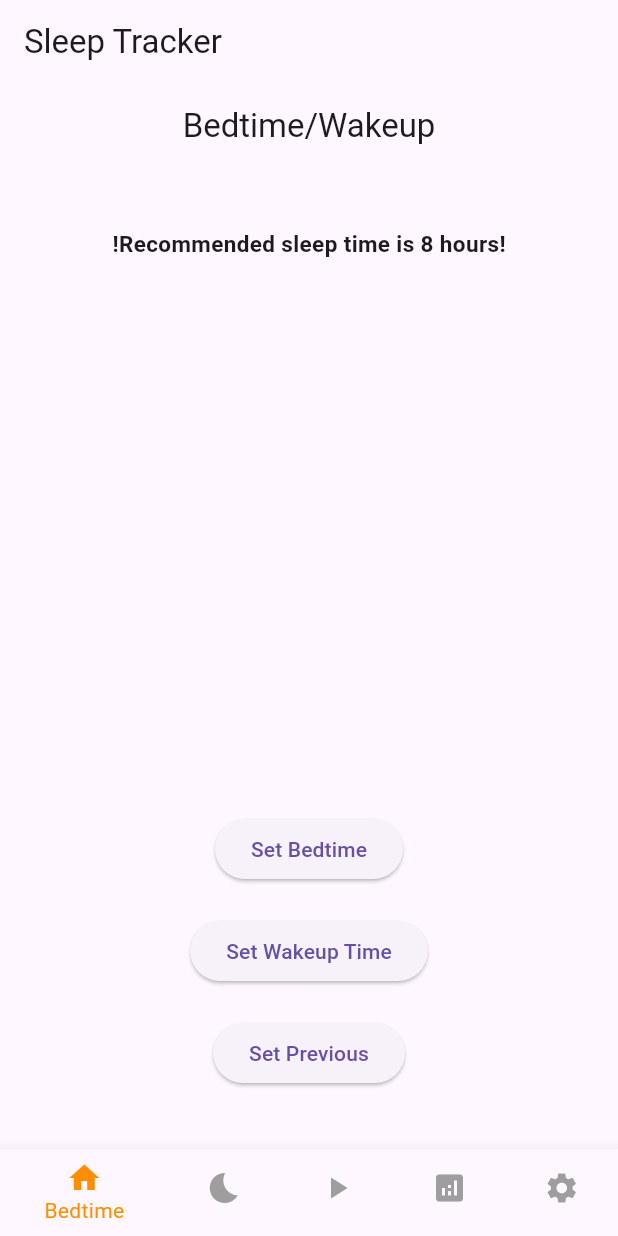
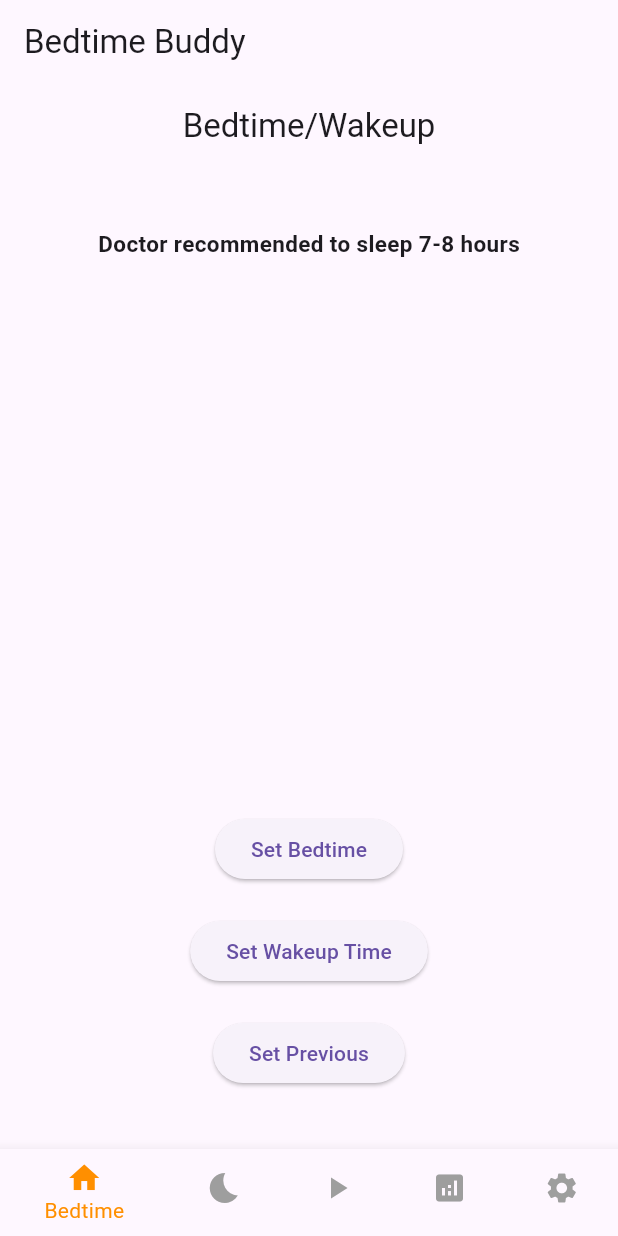
Before and after one commit to ellaMyler/Bedtime_Buddy, a Flutter app: the screen it shows after launch, on a phone screen of 412 x 824 dp. Run offline on Flutter 3.47's test engine with Material 3 defaults, Android fonts, the phone set to English and light mode, and no system bars; our stand-ins replace awesome_notifications, firebase_core, firebase_database, video_player; missing offline and left inert: app_settings; accounts and stored records are empty.

Commit message:
Small UI Changes

```diff
--- a/lib/app_ui.dart
+++ b/lib/app_ui.dart
@@ -39,7 +39,7 @@ class _MainScreenState extends State<MainScreen> {
   Widget build(BuildContext context) {
     return Scaffold(
       appBar: AppBar(
-        title: const Text('Sleep Tracker'),
+        title: const Text('Bedtime Buddy'),
       ),
       body: Center(
         child: _widgetOptions.elementAt(_selectedIndex),
--- a/lib/bedtime_page.dart
+++ b/lib/bedtime_page.dart
@@ -30,7 +30,7 @@ class _BedtimePageState extends State<BedtimePage> {
             child: Padding(
               padding: EdgeInsets.only(top: 40.0),
               child: Text(
-                  '!Recommended sleep time is 8 hours!',
+                  'Doctor recommended to sleep 7-8 hours',
                 style: TextStyle(
                   fontWeight: FontWeight.bold,
                   fontSize: 15,
--- a/lib/main.dart
+++ b/lib/main.dart
@@ -22,7 +22,7 @@ class SleepTrackerApp extends StatelessWidget{
   @override
   Widget build(BuildContext context) {
     return const MaterialApp(
-      title: 'Sleep Tracker',
+      title: 'Bedtime Buddy',
       home: MainScreen(),
     );
   }
```
